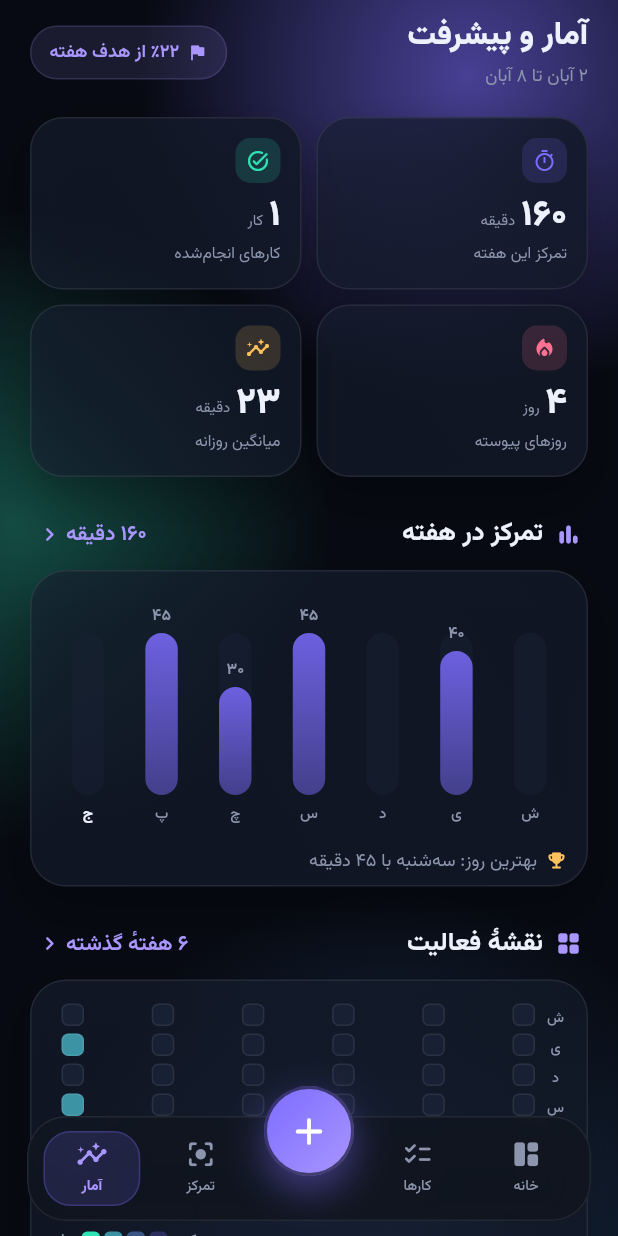
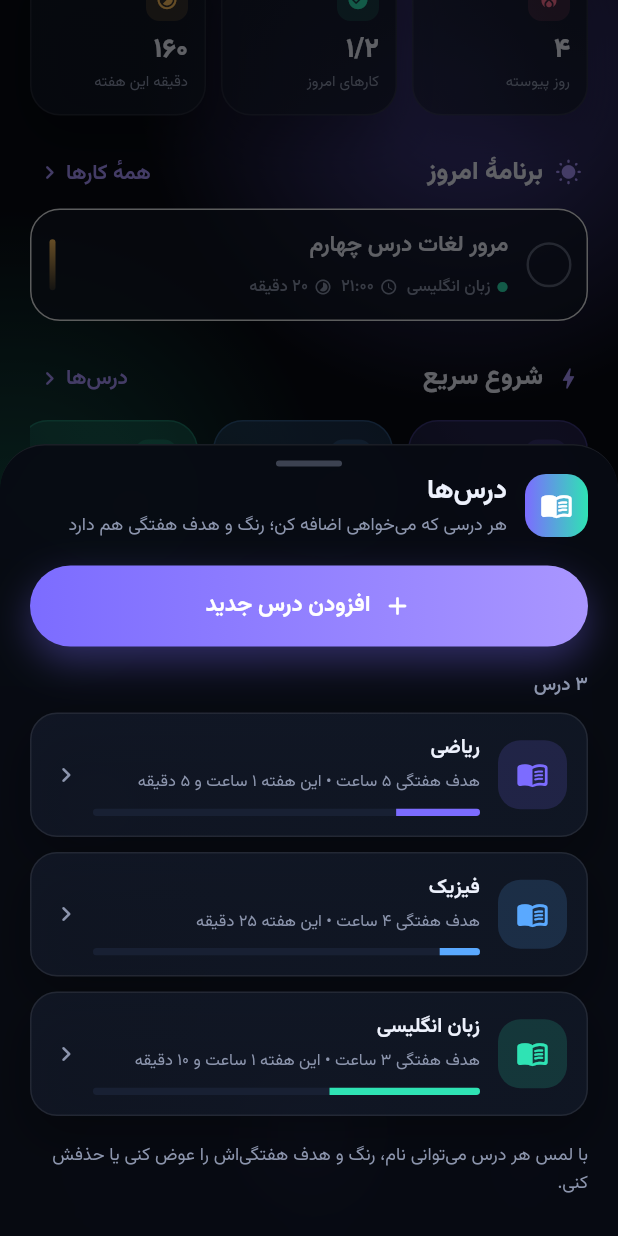
Before and after one commit to Ekkh1300/zamanyar, a Flutter app: the screen it shows after launch, scrolled down 441 dp, after a tap on the "check" icon, after a tap on "درس‌ها", on a phone screen of 412 x 824 dp. Run offline on Flutter 3.47's test engine with Material 3 defaults, Android fonts, the phone set to English and light mode, and no system bars; our stand-ins replace shared_preferences.

Commit message:
Add a dedicated subjects section with inline subject creation
Subjects are now manageable from a dedicated sheet reachable from the
home dashboard, settings and stats, and a new subject can be created
inline from the task editor and the focus timer (auto-selected on save).
Bumps the app to 1.1.0 and refreshes the README screenshots.

```diff
--- a/lib/ui/home_page.dart
+++ b/lib/ui/home_page.dart
@@ -7,6 +7,7 @@ import '../../main.dart';
 import '../../models/models.dart';
 import 'widgets/charts.dart';
 import 'widgets/glass.dart';
+import 'widgets/subjects_manager.dart';
 import 'widgets/task_editor.dart';
 import 'widgets/task_tile.dart';
 import 'widgets/settings_sheet.dart';
@@ -202,13 +203,52 @@ class HomePage extends StatelessWidget {
             title: 'شروع سریع',
             icon: Icons.bolt_rounded,
             action: 'درس‌ها',
-            onAction: () => onOpenTab(3),
+            onAction: () => openSubjectsManager(context),
           ),
+          if (state.subjects.isEmpty)
+            GlassCard(
+              padding: const EdgeInsets.all(18),
+              child: Row(
+                children: [
+                  Container(
+                    width: 42,
+                    height: 42,
+                    decoration: BoxDecoration(
+                      color: c.primary.withValues(alpha: 0.16),
+                      borderRadius: BorderRadius.circular(14),
+                    ),
+                    child:
+                        Icon(Icons.menu_book_rounded, color: c.primarySoft),
+                  ),
+                  const SizedBox(width: 12),
+                  Expanded(
+                    child: Column(
+                      crossAxisAlignment: CrossAxisAlignment.start,
+                      children: [
+                        Text('هر درسی که می‌خواهی اضافه کن',
+                            style: Theme.of(context).textTheme.titleSmall),
+                        const SizedBox(height: 3),
+                        Text(
+                          'ریاضی، زبان، فیزیک… با رنگ و هدف هفتگی.',
+                          style: Theme.of(context).textTheme.bodySmall,
+                        ),
+                      ],
+                    ),
+                  ),
+                  const SizedBox(width: 8),
+                  Pill(
+                    label: 'درس جدید',
+                    icon: Icons.add_rounded,
+                    color: c.primarySoft,
+                    onTap: () => openSubjectsManager(context),
+                  ),
+                ],
+              ),
+            )
+          else
             SizedBox(
               height: 116,
-            child: state.subjects.isEmpty
-                ? const SizedBox.shrink()
-                : ListView.separated(
+              child: ListView.separated(
                 scrollDirection: Axis.horizontal,
                 padding: const EdgeInsets.symmetric(vertical: 4),
                 itemCount: state.subjects.length,
--- a/lib/ui/stats_page.dart
+++ b/lib/ui/stats_page.dart
@@ -8,6 +8,7 @@ import '../models/models.dart';
 import '../state/app_state.dart';
 import 'widgets/charts.dart';
 import 'widgets/glass.dart';
+import 'widgets/subjects_manager.dart';
 import 'widgets/subjects_sheet.dart';
 
 class StatsPage extends StatelessWidget {
@@ -262,8 +263,8 @@ class StatsPage extends StatelessWidget {
           SectionHeader(
             title: 'درس‌ها',
             icon: Icons.menu_book_rounded,
-            action: 'درس جدید',
-            onAction: () => openSubjectEditor(context),
+            action: 'مدیریت',
+            onAction: () => openSubjectsManager(context),
           ),
           if (legend.isEmpty)
             GlassCard(
--- /dev/null
+++ b/lib/ui/widgets/subjects_manager.dart
@@ -0,0 +1,179 @@
+import 'package:flutter/material.dart';
+
+import '../../core/format.dart';
+import '../../core/jalali.dart';
+import '../../core/theme.dart';
+import '../../main.dart';
+import '../../models/models.dart';
+import 'glass.dart';
+import 'subjects_sheet.dart';
+
+Future<void> openSubjectsManager(BuildContext context) {
+  return showAppSheet<void>(context, const SubjectsManagerSheet());
+}
+
+/// Full list of subjects with weekly goals, plus the entry point for
+/// adding any subject the user wants.
+class SubjectsManagerSheet extends StatelessWidget {
+  const SubjectsManagerSheet({super.key});
+
+  @override
+  Widget build(BuildContext context) {
+    final c = context.colors;
+    final state = AppScope.of(context);
+    final weekMinutes =
+        state.subjectMinutesSince(startOfWeek(DateTime.now()));
+
+    return SingleChildScrollView(
+      padding: const EdgeInsets.fromLTRB(20, 4, 20, 26),
+      child: Column(
+        crossAxisAlignment: CrossAxisAlignment.start,
+        children: [
+          Row(
+            children: [
+              Container(
+                width: 42,
+                height: 42,
+                decoration: BoxDecoration(
+                  gradient: LinearGradient(colors: [c.primary, c.mint]),
+                  borderRadius: BorderRadius.circular(14),
+                ),
+                child: const Icon(Icons.menu_book_rounded,
+                    color: Colors.white, size: 22),
+              ),
+              const SizedBox(width: 12),
+              Expanded(
+                child: Column(
+                  crossAxisAlignment: CrossAxisAlignment.start,
+                  children: [
+                    Text('درس‌ها',
+                        style: Theme.of(context).textTheme.headlineSmall),
+                    Text(
+                      'هر درسی که می‌خواهی اضافه کن؛ رنگ و هدف هفتگی هم دارد',
+                      style: Theme.of(context).textTheme.bodySmall,
+                    ),
+                  ],
+                ),
+              ),
+            ],
+          ),
+          const SizedBox(height: 18),
+          GradientButton(
+            label: 'افزودن درس جدید',
+            icon: Icons.add_rounded,
+            onPressed: () => openSubjectEditor(context),
+          ),
+          const SizedBox(height: 18),
+          if (state.subjects.isEmpty)
+            EmptyState(
+              icon: Icons.menu_book_rounded,
+              title: 'هنوز درسی اضافه نکرده‌ای',
+              subtitle:
+                  'ریاضی، زبان، فیزیک، برنامه‌نویسی… هر درسی که می‌خواهی بساز.',
+              action: 'افزودن درس',
+              onAction: () => openSubjectEditor(context),
+            )
+          else ...[
+            Text(
+              '${faDigits(state.subjects.length)} درس',
+              style: Theme.of(context)
+                  .textTheme
+                  .labelLarge
+                  ?.copyWith(color: c.muted, fontSize: 12.5),
+            ),
+            const SizedBox(height: 10),
+            for (final subject in state.subjects)
+              Padding(
+                padding: const EdgeInsets.only(bottom: 10),
+                child: _SubjectCard(
+                  subject: subject,
+                  weekMinutes: weekMinutes[subject.id] ?? 0,
+                  onTap: () => openSubjectEditor(context, subject: subject),
+                ),
+              ),
+          ],
+          const SizedBox(height: 6),
+          Text(
+            'با لمس هر درس می‌توانی نام، رنگ و هدف هفتگی‌اش را عوض کنی یا حذفش کنی.',
+            style: Theme.of(context).textTheme.bodySmall,
+          ),
+        ],
+      ),
+    );
+  }
+}
+
+class _SubjectCard extends StatelessWidget {
+  const _SubjectCard({
+    required this.subject,
+    required this.weekMinutes,
+    required this.onTap,
+  });
+
+  final Subject subject;
+  final int weekMinutes;
+  final VoidCallback onTap;
+
+  @override
+  Widget build(BuildContext context) {
+    final c = context.colors;
+    final color = Color(subject.color);
+    final goal = subject.weeklyGoalMinutes <= 0
+        ? 1
+        : subject.weeklyGoalMinutes;
+    final progress = (weekMinutes / goal).clamp(0.0, 1.0);
+
+    return GlassCard(
+      radius: 18,
+      padding: const EdgeInsets.all(14),
+      onTap: onTap,
+      child: Row(
+        children: [
+          Container(
+            width: 46,
+            height: 46,
+            decoration: BoxDecoration(
+              color: color.withValues(alpha: 0.16),
+              borderRadius: BorderRadius.circular(15),
+            ),
+            child: Icon(Icons.menu_book_rounded, color: color, size: 22),
+          ),
+          const SizedBox(width: 12),
+          Expanded(
+            child: Column(
+              crossAxisAlignment: CrossAxisAlignment.start,
+              children: [
+                Text(
+                  subject.name,
+                  maxLines: 1,
+                  overflow: TextOverflow.ellipsis,
+                  style: Theme.of(context).textTheme.titleSmall,
+                ),
+                const SizedBox(height: 4),
+                Text(
+                  'هدف هفتگی ${prettyMinutes(subject.weeklyGoalMinutes)} • این هفته ${prettyMinutes(weekMinutes)}',
+                  style: Theme.of(context)
+                      .textTheme
+                      .bodySmall
+                      ?.copyWith(fontSize: 11),
+                ),
+                const SizedBox(height: 8),
+                ClipRRect(
+                  borderRadius: BorderRadius.circular(4),
+                  child: LinearProgressIndicator(
+                    value: progress,
+                    minHeight: 5,
+                    backgroundColor: c.surfaceAlt,
+                    valueColor: AlwaysStoppedAnimation(color),
+                  ),
+                ),
+              ],
+            ),
+          ),
+          const SizedBox(width: 8),
+          Icon(Icons.chevron_left_rounded, color: c.muted, size: 20),
+        ],
+      ),
+    );
+  }
+}
--- a/pubspec.yaml
+++ b/pubspec.yaml
@@ -1,7 +1,7 @@
 name: zamanyar
 description: "زمان‌یار — دستیار هوشمند برنامه‌ریزی و تمرکز"
 publish_to: 'none'
-version: 1.0.0+1
+version: 1.1.0+2
 
 environment:
   sdk: ^3.13.4
```
Also changed, not shown: lib/ui/focus_page.dart (+11 -0 lines), lib/ui/widgets/settings_sheet.dart (+44 -1 lines), lib/ui/widgets/subjects_sheet.dart (+4 -5 lines), lib/ui/widgets/task_editor.dart (+44 -0 lines), 4 other files. Lines whose indentation alone changed are shown as unchanged.
